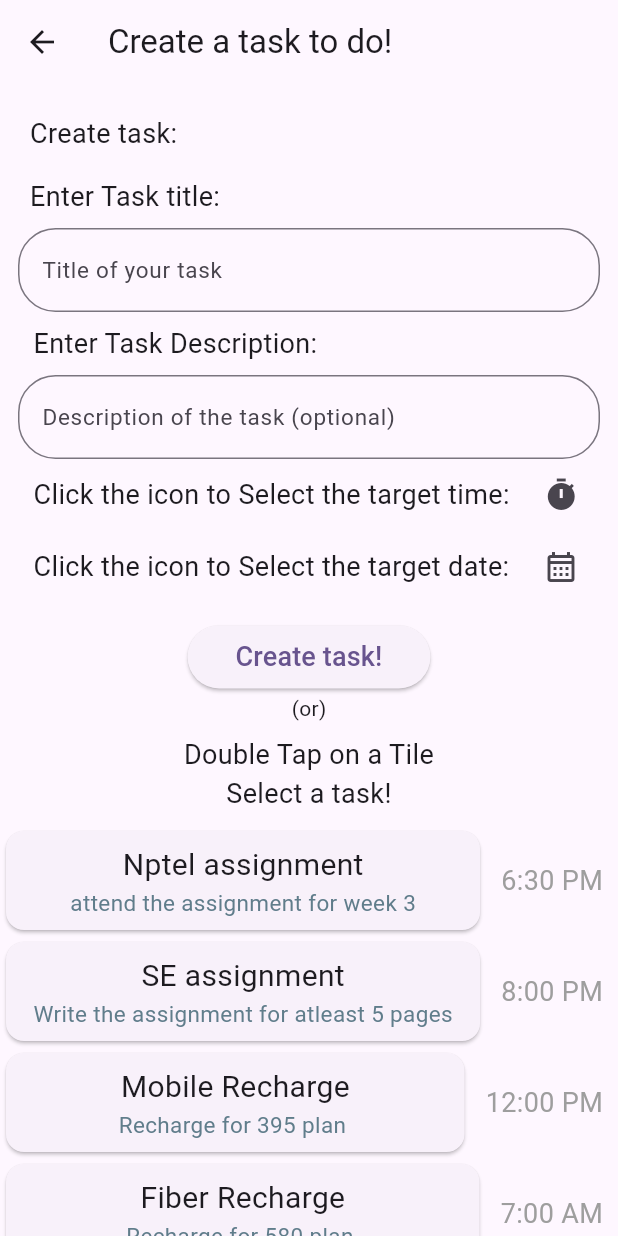
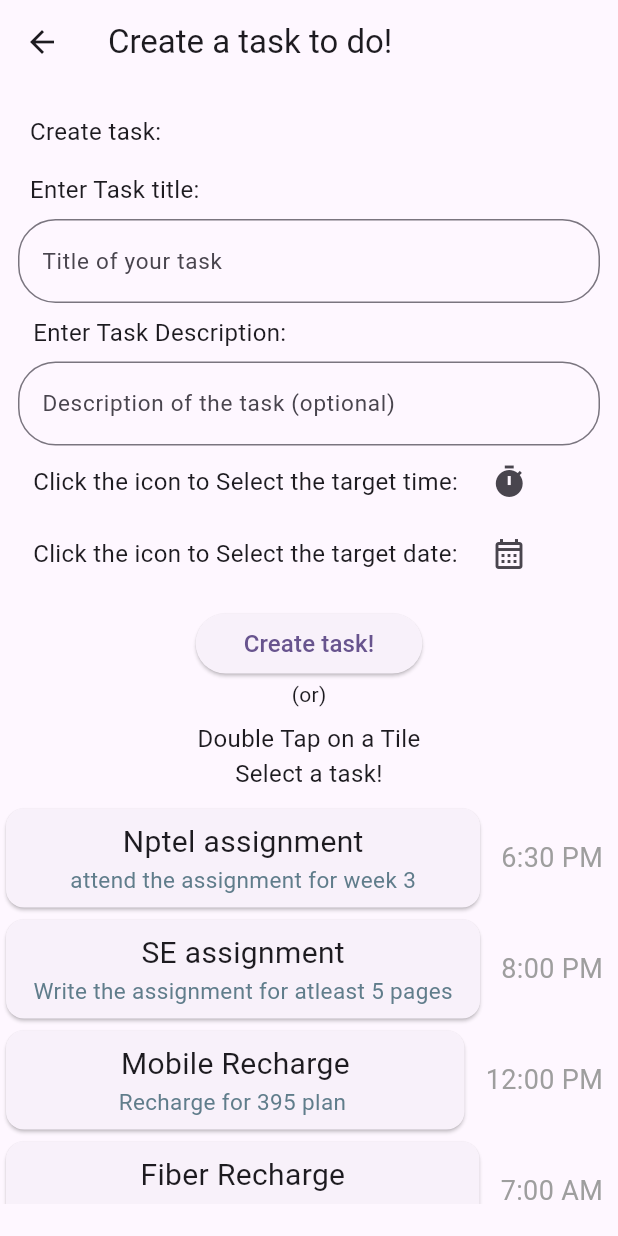
Before and after one commit to KiribalanS/codsoft_intern, a Flutter app: the ListOfTasks screen opened directly, on a phone screen of 412 x 824 dp. Run offline on Flutter 3.47's test engine with Material 2 defaults, Android fonts, the phone set to English and light mode, and no system bars; our stand-ins replace animated_search_bar, shared_preferences; accounts and stored records are empty.

Commit message:
cleared the overflow error

```diff
--- a/todo_list_codsoft/lib/list_of_tasks.dart
+++ b/todo_list_codsoft/lib/list_of_tasks.dart
@@ -62,7 +62,11 @@ class ListOfTasks extends StatelessWidget {
   @override
   Widget build(BuildContext context) {
     return Scaffold(
-      appBar: AppBar(title: Text("Create a task to do!")),
+      appBar: AppBar(
+        title: SafeArea(
+          child: Text("Create a task to do!"),
+        ),
+      ),
       body: Column(
         children: [
           Padding(
@@ -142,8 +146,12 @@ class ListOfTasks extends StatelessWidget {
             ),
           ),
           Text("(or)"),
-          Expanded(
+          SafeArea(
+            top: true,
+            child: SizedBox(
+              height: MediaQuery.of(context).size.height * 0.40,
               child: SingleChildScrollView(
+                physics: AlwaysScrollableScrollPhysics(),
                 child: Column(
                   children: [
                     customText(
@@ -173,19 +181,27 @@ class ListOfTasks extends StatelessWidget {
                       time: "7:00 AM",
                       context: context,
                     ),
+                    customCard(
+                      title: "Seminar",
+                      description: "Take seminar for second years",
+                      time: "10:00 AM",
+                      context: context,
+                    ),
+                    customCard(
+                      title: "class test",
+                      description: "Write the class test for english",
+                      time: "1:30 PM",
+                      context: context,
+                    ),
                   ],
                 ),
               ),
-            //some default tasks
+            ),
           ),
         ],
       ),
     );
   }
-
-  // String _getTodayDate() {
-  //   return "" + datefor;
-  // }
 
   Widget customCard({title, description, time, context}) {
     return GestureDetector(
@@ -270,7 +286,7 @@ class ListOfTasks extends StatelessWidget {
         content,
         textAlign: TextAlign.center,
         style: TextStyle(
-          fontSize: 18,
+          fontSize: 16,
         ),
       ),
     );
--- a/todo_list_codsoft/lib/main.dart
+++ b/todo_list_codsoft/lib/main.dart
@@ -62,7 +62,7 @@ class _MyAppState extends State<MyApp> {
         colorScheme: ColorScheme.fromSeed(seedColor: Colors.deepPurple),
         useMaterial3: true,
       ),
-      home: isSignedIn ? Todo() : Todo(),
+      home: isSignedIn ? Todo() : MyHomePage(),
     );
   }
 }
```
Also changed, not shown: simple_calculator_codsoft/pubspec.lock (added). Lines whose indentation alone changed are shown as unchanged.
